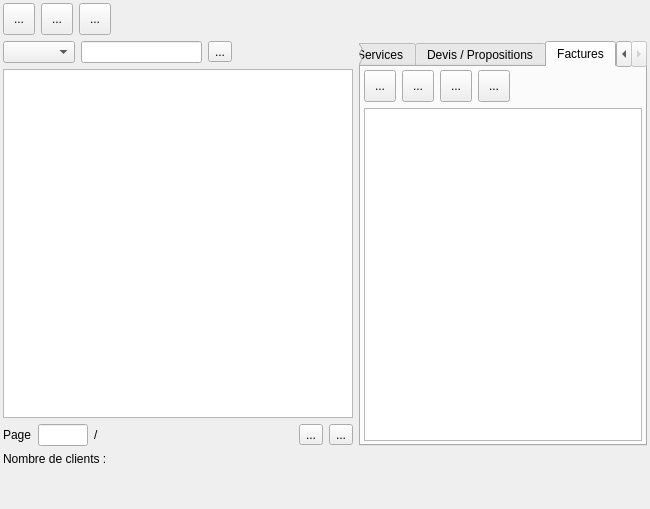
Above: src/customerView.ui from cfdev/mcercle before the change. Below: the same form after it.
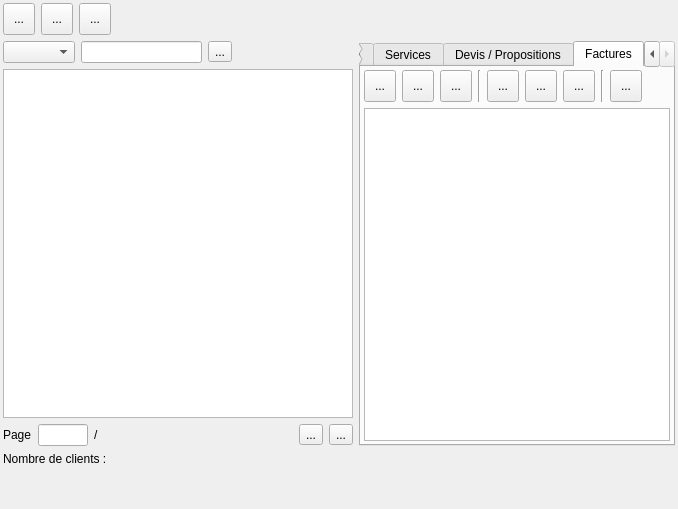
That is the form after the change. The open tabs and pages were chosen to show the change. Icons and pictures are not drawn.

Commit message: Add copy/cut/paste to invoice list

What changed in the file:
```diff
--- a/src/customerView.ui
+++ b/src/customerView.ui
@@ -6,7 +6,7 @@
    <rect>
     <x>0</x>
     <y>0</y>
-    <width>643</width>
+    <width>678</width>
     <height>509</height>
    </rect>
   </property>
@@ -919,6 +919,98 @@
                  </property>
                 </widget>
                </item>
+               <item>
+                <widget class="Line" name="line_3">
+                 <property name="orientation">
+                  <enum>Qt::Vertical</enum>
+                 </property>
+                </widget>
+               </item>
+               <item>
+                <widget class="QToolButton" name="toolButton_copyInvoice">
+                 <property name="minimumSize">
+                  <size>
+                   <width>32</width>
+                   <height>32</height>
+                  </size>
+                 </property>
+                 <property name="toolTip">
+                  <string>Copier la facture</string>
+                 </property>
+                 <property name="text">
+                  <string>...</string>
+                 </property>
+                 <property name="icon">
+                  <iconset resource="../ressources.qrc">
+                   <normaloff>:/app/copy</normaloff>:/app/copy</iconset>
+                 </property>
+                 <property name="iconSize">
+                  <size>
+                   <width>22</width>
+                   <height>22</height>
+                  </size>
+                 </property>
+                </widget>
+               </item>
+               <item>
+                <widget class="QToolButton" name="toolButton_cutInvoice">
+                 <property name="minimumSize">
+                  <size>
+                   <width>32</width>
+                   <height>32</height>
+                  </size>
+                 </property>
+                 <property name="toolTip">
+                  <string>Couper une facture</string>
+                 </property>
+                 <property name="text">
+                  <string>...</string>
+                 </property>
+                 <property name="icon">
+                  <iconset resource="../ressources.qrc">
+                   <normaloff>:/app/cut</normaloff>:/app/cut</iconset>
+                 </property>
+                 <property name="iconSize">
+                  <size>
+                   <width>22</width>
+                   <height>22</height>
+                  </size>
+                 </property>
+                </widget>
+               </item>
+               <item>
+                <widget class="QToolButton" name="toolButton_pasteInvoice">
+                 <property name="minimumSize">
+                  <size>
+                   <width>32</width>
+                   <height>32</height>
+                  </size>
+                 </property>
+                 <property name="toolTip">
+                  <string>Coller la facture</string>
+                 </property>
+                 <property name="text">
+                  <string>...</string>
+                 </property>
+                 <property name="icon">
+                  <iconset resource="../ressources.qrc">
+                   <normaloff>:/app/paste</normaloff>:/app/paste</iconset>
+                 </property>
+                 <property name="iconSize">
+                  <size>
+                   <width>22</width>
+                   <height>22</height>
+                  </size>
+                 </property>
+                </widget>
+               </item>
+               <item>
+                <widget class="Line" name="line_4">
+                 <property name="orientation">
+                  <enum>Qt::Vertical</enum>
+                 </property>
+                </widget>
+               </item>
                <item>
                 <widget class="QToolButton" name="toolButton_printInv">
                  <property name="minimumSize">
```
Left out of the diff: 9 changed lines with no effect on the pictures. The commit also changes 2 other files.
